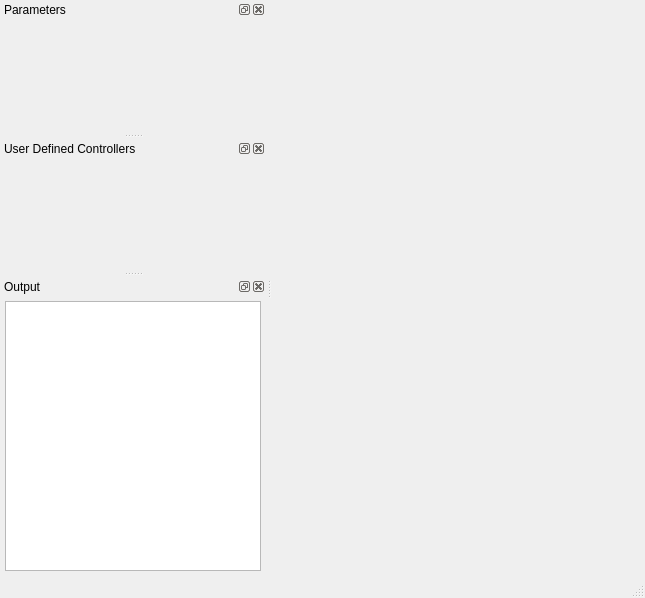
This is sails/ui/mmck/mainwindow.ui in metrasynth/solar-sails as Qt 5 draws it before an edit. The edited form follows.
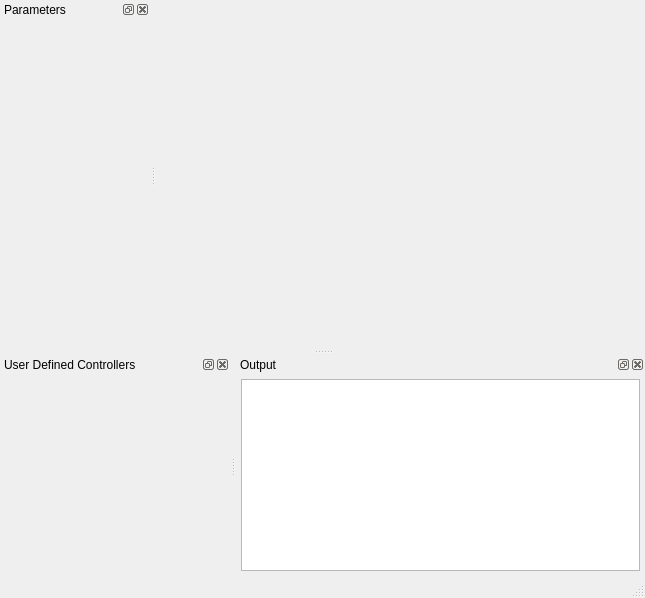
This is the edited form.

Commit message: Move output and UDC list to bottom dock area

```diff
--- a/sails/ui/mmck/mainwindow.ui
+++ b/sails/ui/mmck/mainwindow.ui
@@ -49,8 +49,8 @@
         <rect>
          <x>0</x>
          <y>0</y>
-         <width>378</width>
-         <height>555</height>
+         <width>494</width>
+         <height>330</height>
         </rect>
        </property>
        <layout class="QVBoxLayout" name="verticalLayout_5">
@@ -138,8 +138,8 @@
          <rect>
           <x>0</x>
           <y>0</y>
-          <width>266</width>
-          <height>107</height>
+          <width>150</width>
+          <height>308</height>
          </rect>
         </property>
         <layout class="QVBoxLayout" name="verticalLayout_6">
@@ -179,7 +179,7 @@
     <string>User Defined Controllers</string>
    </property>
    <attribute name="dockWidgetArea">
-    <number>1</number>
+    <number>8</number>
    </attribute>
    <widget class="QWidget" name="dockWidgetContents_3">
     <layout class="QVBoxLayout" name="verticalLayout_4">
@@ -208,8 +208,8 @@
          <rect>
           <x>0</x>
           <y>0</y>
-          <width>266</width>
-          <height>107</height>
+          <width>456</width>
+          <height>202</height>
          </rect>
         </property>
         <layout class="QVBoxLayout" name="verticalLayout_7">
@@ -240,7 +240,7 @@
     <string>Output</string>
    </property>
    <attribute name="dockWidgetArea">
-    <number>1</number>
+    <number>8</number>
    </attribute>
    <widget class="QWidget" name="dockWidgetContents_2">
     <layout class="QVBoxLayout" name="verticalLayout_2">
```
